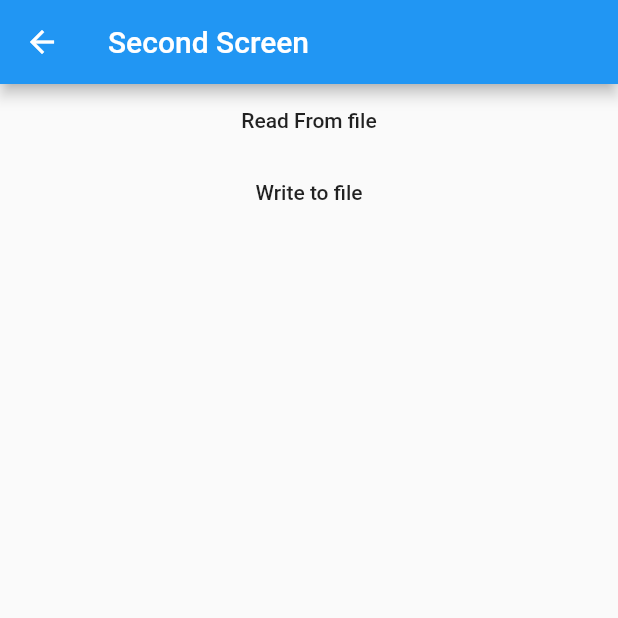
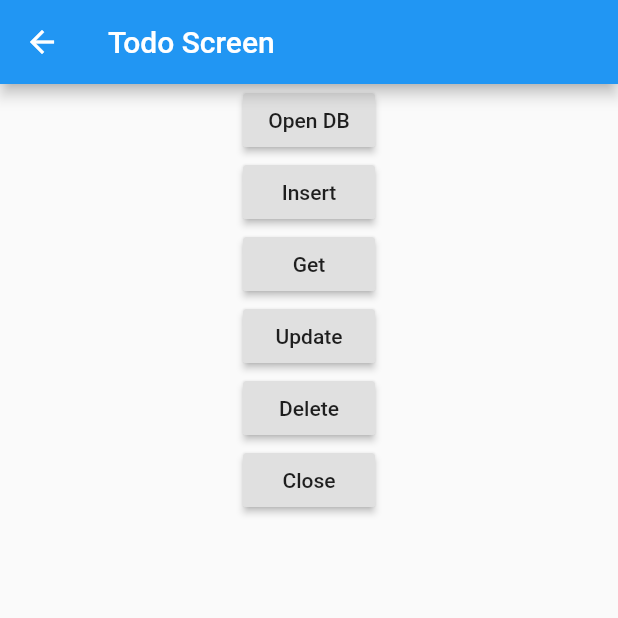
Before and after one commit to NaponTunglukmongkol/lab01, a Flutter app: the screen it shows after launch, on a phone screen of 412 x 824 dp, the top half of it. Run offline on Flutter 3.47's test engine with Material 2 defaults, Android fonts, the phone set to English and light mode, and no system bars; our stand-ins replace datetime_picker_formfield, image_picker, sqflite; accounts and stored records are empty.

Commit message:
Add DB function

```diff
--- a/lib/main.dart
+++ b/lib/main.dart
@@ -4,6 +4,7 @@ import './ui/first_screen.dart';
 import './ui/second_screen.dart';
 import './ui/my_custom_form.dart';
 import './ui/list_data.dart';
+import './ui/todo_screen.dart';
 
 void main() => runApp(MyApp());
 
@@ -31,13 +32,14 @@ class MyHomePage extends StatelessWidget{ //Change screen
         primarySwatch: Colors.blue,
       ),
       // home: MyHomePage(),
-      initialRoute: '/second',
+      initialRoute: '/todo',
       routes: {
         "/": (context) => MyCustomForm(),
         "/second": (context) => SecondScreen(),
         "/detail": (context) => DetailScreen(),
         "/first": (context) => FirstScreen(),
-        "/listdata": (context) => ListData()
+        "/listdata": (context) => ListData(),
+        "/todo": (context) => TodoScreen()
       },
     );
   }
--- /dev/null
+++ b/lib/model/todo.dart
@@ -0,0 +1,79 @@
+import 'package:sqflite/sqflite.dart';
+
+final String tableTodo = "todo";
+final String columnId = "_id";
+final String columnTitle = "title";
+final String columnDone = "done";
+
+class Todo {
+  int id;
+  String title;
+  bool done;
+
+  Todo();
+
+  Todo.formMap(Map<String, dynamic> map) {
+    this.id = map[columnId];
+    this.title = map[columnTitle];
+    this.done = map[columnDone] == 1;
+  }
+
+  Map<String, dynamic> toMap() {
+    Map<String, dynamic> map = {
+      columnTitle: title,
+      columnDone: done == true ? 1 : 0
+    };
+
+    if (id != null) {
+      map[columnId] = id;
+    }
+
+    return map;
+  }
+}
+
+class TodoProvider {
+  Database db;
+
+  Future open(String path) async {
+    db = await openDatabase(path, version: 1,
+        onCreate: (Database db, int version) async {
+      await db.execute('''
+      create table $tableTodo (
+        $columnId integer primary key autoincrement,
+        $columnTitle text not null,
+        $columnDone interger not null
+      )
+      ''');
+    });
+  }
+
+  Future<Todo> insert(Todo todo) async {
+    db.insert(tableTodo, todo.toMap());
+    return todo;
+  }
+
+  Future<Todo> getTodo(int id) async {
+    List<Map> map = await db.query(tableTodo,
+        columns: [columnId, columnDone, columnTitle],
+        where: "$columnId = ?",
+        whereArgs: [id]);
+
+    if (map.length > 0) {
+      return new Todo.formMap(map.first);
+    } else {
+      return null;
+    }
+  }
+
+  Future<int> delete(int id) async {
+    return db.delete(tableTodo, where: '$columnId = ?', whereArgs: [id]);
+  }
+
+  Future<int> update(Todo todo) async {
+    return db.update(tableTodo, todo.toMap(),
+        where: '$columnId = ?', whereArgs: [todo.id]);
+  }
+
+  Future close() => db.close();
+}
--- /dev/null
+++ b/lib/ui/todo_screen.dart
@@ -0,0 +1,72 @@
+import 'package:flutter/material.dart';
+import '../model/todo.dart';
+
+class TodoScreen extends StatelessWidget {
+  TodoProvider todo = TodoProvider();
+  @override
+  Widget build(BuildContext context) {
+    // TODO: implement build
+    return Scaffold(
+      appBar: AppBar(
+        title: Text("Todo Screen"),
+      ),
+      body: Center(
+        child: Column(
+          children: <Widget>[
+            RaisedButton(
+              child: Text("Open DB"),
+              onPressed: () {
+                todo.open("todo.db");
+              },
+            ),
+            RaisedButton(
+              child: Text("Insert"),
+              onPressed: () async{
+                Todo data = Todo();
+                data.title = "test";
+                data.done = false;
+                Todo result = await todo.insert(data);
+                print(result);
+                /*todo.insert(data).then((result){
+
+                });*/
+              },
+            ),
+            RaisedButton(
+              child: Text("Get"),
+              onPressed: () async{
+                Todo data = await todo.getTodo(2);
+                print(data.toMap());
+              },
+            ),
+            RaisedButton(
+              child: Text("Update"),
+              onPressed: () async {
+                Todo newData = Todo();
+                newData.id = 1;
+                newData.title = 'New Test';
+                newData.done = true;
+
+                int result = await todo.update(newData);
+                print(result);
+              },
+            ),
+            RaisedButton(
+              child: Text("Delete"),
+              onPressed: () async {
+                int result = await todo.delete(1);
+                print(result);
+              },
+            ),
+            RaisedButton(
+              child: Text("Close"),
+              onPressed: () {
+                todo.close();
+              },
+            )
+          ],
+        ),
+      ),
+    );
+  }
+}
--- a/pubspec.yaml
+++ b/pubspec.yaml
@@ -28,6 +28,7 @@ dev_dependencies:
   image_picker: ^0.4.10
   http: ^0.11.3
   path_provider: ^0.4.1
+  sqflite: ^1.1.0
 
 
 # For information on the generic Dart part of this file, see the
```
